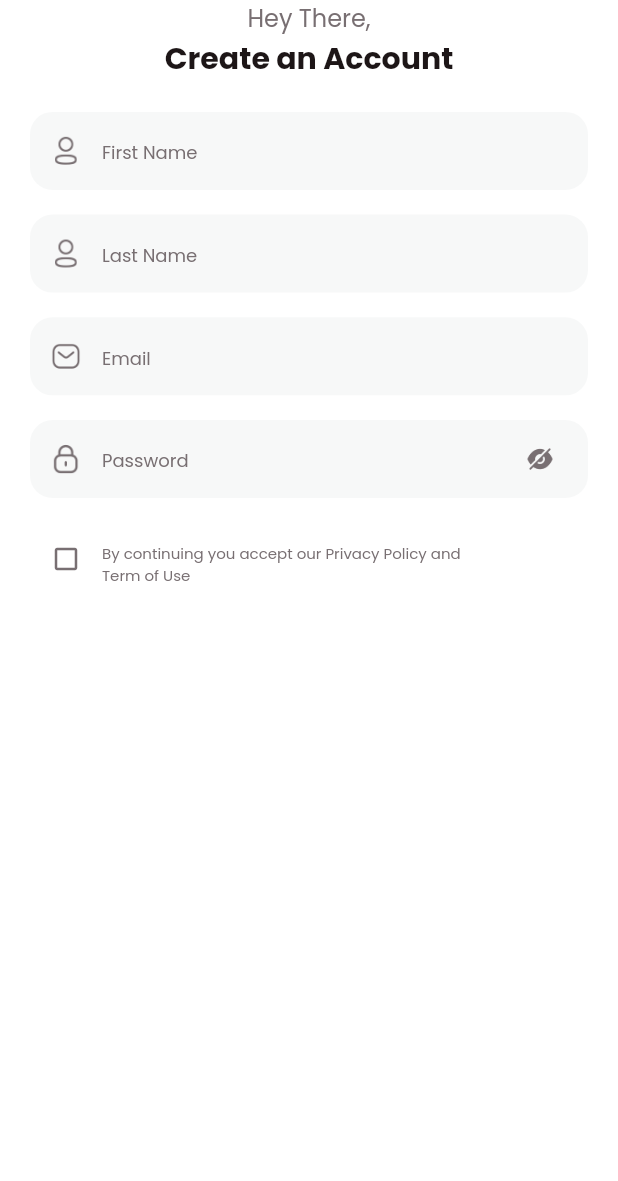
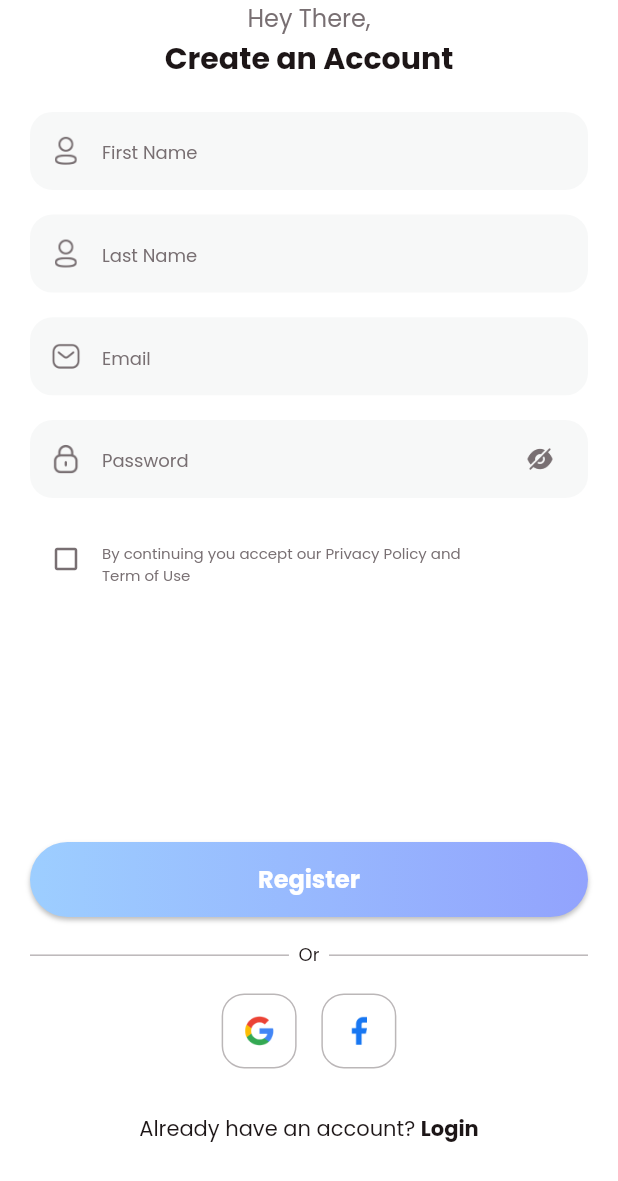
Before and after one commit to prathameassyserve/fitnestx, a Flutter app: the SignUpView screen opened by its route, on a phone screen of 412 x 824 dp. Shown: the top 1181 px of the screen. Run offline on Flutter 3.47's test engine with Material 2 defaults, Android fonts, the phone set to English and light mode, and no system bars; our stand-ins replace get_it, hive, hive_flutter; missing offline and left inert: dart:ffi; accounts and stored records are empty.

```diff
--- /dev/null
+++ b/lib/common/shared_preference_key.dart
@@ -0,0 +1,5 @@
+class SharedPreferenceKey{
+  static String isLogin = "isLogin";
+  static String isStarted = "isStarted";
+  static String isOnBoarding = "isOnBoarding";
+}
--- a/lib/common/string_extension.dart
+++ b/lib/common/string_extension.dart
@@ -21,4 +21,8 @@ class TString {
   static String hintEmail = "Email";
   static String hintPassword = "Password";
   static String labelTermsCondition = "By continuing you accept our Privacy Policy and\nTerm of Use";
+  static String labelRegister = "Register";
+  static String labelOr = "  Or  ";
+  static String labelAlreadyHaveAnAccount = "Already have an account? ";
+  static String labelLogin = "Login";
 }
--- a/lib/common_widgets/round_button.dart
+++ b/lib/common_widgets/round_button.dart
@@ -10,7 +10,7 @@ class RoundButton extends StatelessWidget {
   const RoundButton({
     super.key,
     required this.buttonName,
-    this.type = RoundButtonType.textGradient,
+    this.type = RoundButtonType.bgGradient,
     this.fontSizeDynamic = 16.0,
     this.fontWeight = FontWeight.w700,
     required this.onPressed,
@@ -52,7 +52,7 @@ class RoundButton extends StatelessWidget {
         color: checkTheTypeIsGradient() ? Colors.transparent : TColor.white,
         child: checkTheTypeIsGradient()
             ? Text(
-                TString.buttonGetStarted,
+                buttonName,
                 style: TextStyle(
                     color: TColor.white,
                     fontSize: fontSizeDynamic,
--- a/lib/view/login/signup_view.dart
+++ b/lib/view/login/signup_view.dart
@@ -1,5 +1,6 @@
 import 'package:fitnestx/common/color_extension.dart';
 import 'package:fitnestx/common/string_extension.dart';
+import 'package:fitnestx/common_widgets/round_button.dart';
 import 'package:fitnestx/common_widgets/round_textfield.dart';
 import 'package:fitnestx/common_widgets/textfeild_icon.dart';
 import 'package:fitnestx/generated/assets.dart';
@@ -39,31 +40,23 @@ class _SignUpViewState extends State<SignUpView> {
                       fontSize: 20,
                       fontWeight: FontWeight.w700),
                 ),
-                SizedBox(
-                  height: media.width * 0.05,
-                ),
+                SizedBox(height: media.width * 0.05),
                 RoundTextField(
                   hintText: TString.hintFirstName,
                   icon: Assets.imgUserText,
                 ),
-                SizedBox(
-                  height: media.width * 0.04,
-                ),
+                SizedBox(height: media.width * 0.04),
                 RoundTextField(
                   hintText: TString.hintLastName,
                   icon: Assets.imgUserText,
                 ),
-                SizedBox(
-                  height: media.width * 0.04,
-                ),
+                SizedBox(height: media.width * 0.04),
                 RoundTextField(
                   hintText: TString.hintEmail,
                   icon: Assets.imgEmail,
                   keyboardType: TextInputType.emailAddress,
                 ),
-                SizedBox(
-                  height: media.width * 0.04,
-                ),
+                SizedBox(height: media.width * 0.04),
                 RoundTextField(
                   hintText: TString.hintPassword,
                   icon: Assets.imgLock,
@@ -82,9 +75,7 @@ class _SignUpViewState extends State<SignUpView> {
                     ),
                   ),
                 ),
-                SizedBox(
-                  height: media.width * 0.04,
-                ),
+                SizedBox(height: media.width * 0.04),
                 Row(
                   // crossAxisAlignment: CrossAxisAlignment.,
                   children: [
@@ -111,6 +102,107 @@ class _SignUpViewState extends State<SignUpView> {
                     )
                   ],
                 ),
+                SizedBox(height: media.width * 0.4),
+                RoundButton(
+                  buttonName: TString.labelRegister,
+                  onPressed: () {},
+                ),
+                SizedBox(height: media.width * 0.04),
+                Row(
+                  children: [
+                    Expanded(
+                      child: Container(
+                        height: 1,
+                        color: TColor.gray.withOpacity(0.5),
+                      ),
+                    ),
+                    Text(
+                      TString.labelOr,
+                      style: TextStyle(
+                        color: TColor.black,
+                        fontSize: 12,
+                      ),
+                    ),
+                    Expanded(
+                      child: Container(
+                        height: 1,
+                        color: TColor.gray.withOpacity(0.5),
+                      ),
+                    ),
+                  ],
+                ),
+                SizedBox(height: media.width * 0.04),
+                Row(
+                  mainAxisAlignment: MainAxisAlignment.center,
+                  children: [
+                    GestureDetector(
+                      onTap: () {},
+                      child: Container(
+                        width: 50,
+                        height: 50,
+                        alignment: Alignment.center,
+                        decoration: BoxDecoration(
+                            color: TColor.white,
+                            border: Border.all(
+                              width: 1,
+                              color: TColor.gray.withOpacity(0.5),
+                            ),
+                            borderRadius: BorderRadius.circular(15)),
+                        child: Image.asset(
+                          Assets.imgGoogle,
+                          width: 20,
+                          height: 20,
+                        ),
+                      ),
+                    ),
+                    SizedBox(width: media.width * 0.04),
+                    GestureDetector(
+                      onTap: () {},
+                      child: Container(
+                        width: 50,
+                        height: 50,
+                        alignment: Alignment.center,
+                        decoration: BoxDecoration(
+                            color: TColor.white,
+                            border: Border.all(
+                              width: 1,
+                              color: TColor.gray.withOpacity(0.5),
+                            ),
+                            borderRadius: BorderRadius.circular(15)),
+                        child: Image.asset(
+                          Assets.imgFacebook,
+                          width: 20,
+                          height: 20,
+                        ),
+                      ),
+                    )
+                  ],
+                ),
+                SizedBox(height: media.width * 0.04),
+                TextButton(
+                  onPressed: () {},
+                  child: Row(
+                    mainAxisAlignment: MainAxisAlignment.center,
+                    children: [
+                      Text(
+                        TString.labelAlreadyHaveAnAccount,
+                        style: TextStyle(
+                          color: TColor.black,
+                          fontSize: 14,
+                        ),
+                      ),
+                      Text(
+                        TString.labelLogin,
+                        style: TextStyle(
+                          color: TColor.black,
+                          fontSize: 14,
+                          fontWeight: FontWeight.w700,
+                        ),
+                      )
+                    ],
+                  ),
+                ),
+                SizedBox(height: media.width * 0.04),
               ],
             ),
           ),
--- a/lib/view/on_boarding/on_boarding_view.dart
+++ b/lib/view/on_boarding/on_boarding_view.dart
@@ -3,6 +3,7 @@ import 'package:fitnestx/common/item_collection.dart';
 import 'package:fitnestx/common/string_extension.dart';
 import 'package:fitnestx/common_widgets/on_boarding_page.dart';
 import 'package:fitnestx/generated/assets.dart';
+import 'package:fitnestx/prefs/app_db.dart';
 import 'package:fitnestx/routes.dart';
 import 'package:flutter/material.dart';
 
@@ -73,8 +74,11 @@ class _OnBoardingViewState extends State<OnBoardingView> {
                         selectedPage++;
                         buildPageController();
                       } else {
+                        appDB.isOnBoarding = true;
                         Navigator.popAndPushNamed(
-                            context, ScreenName.signUpView);
+                          context,
+                          ScreenName.signUpView,
+                        );
                       }
                     },
                     icon: Icon(
--- a/pubspec.yaml
+++ b/pubspec.yaml
@@ -37,6 +37,10 @@ dependencies:
   cupertino_icons: ^1.0.2
   build_runner: ^2.4.5
   flutter_gen: ^5.3.1
+  shared_preferences: ^2.0.6
+  get_it: ^7.6.0
+  hive: ^2.2.3
+  hive_flutter: ^1.1.0
 
 dev_dependencies:
   flutter_test:
```
Also changed, not shown: lib/locators.dart (added, +8 -0 lines), lib/main.dart (+8 -2 lines), lib/prefs/app_db.dart (added, +35 -0 lines), lib/view/on_boarding/started_view.dart (+2 -6 lines), lib/view/splash/splashscreen_view.dart (+8 -1 lines), pubspec.lock, 6 other files.
